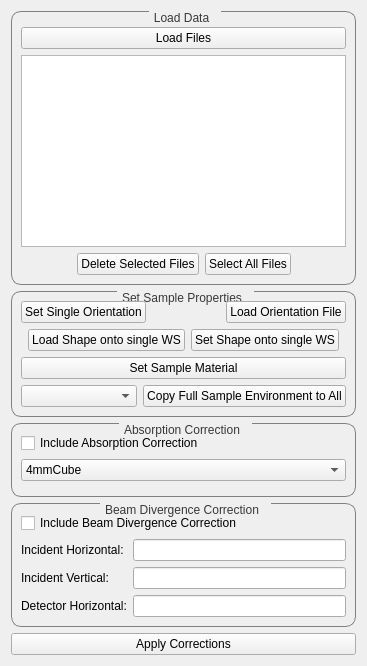
Before: the Qt Designer form qt/python/mantidqtinterfaces/mantidqtinterfaces/Engineering/gui/engineering_diffraction/tabs/correction/correction_tab.ui in mantidproject/mantid, drawn with Qt 5.
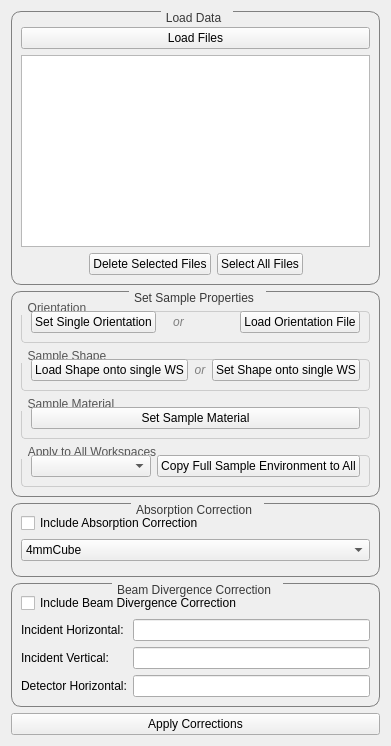
After: the same form once the commit is applied. Custom widgets are drawn as their Qt base class.

Commit message: update correction table

The edit to the form file:
```diff
--- a/qt/python/mantidqtinterfaces/mantidqtinterfaces/Engineering/gui/engineering_diffraction/tabs/correction/correction_tab.ui
+++ b/qt/python/mantidqtinterfaces/mantidqtinterfaces/Engineering/gui/engineering_diffraction/tabs/correction/correction_tab.ui
@@ -94,7 +94,27 @@
   <layout class="QVBoxLayout" name="verticalLayout_sample">
    <!-- Orientation Row -->
    <item>
-    <layout class="QHBoxLayout" name="orientationLayout">
+    <widget class="QGroupBox" name="groupBox_orientation">
+     <property name="title">
+      <string>Orientation</string>
+     </property>
+ <property name="styleSheet">
+  <string notr="true">
+   QGroupBox {
+    border: 1px solid #ccc;
+    border-radius: 4px;
+    margin-top: 10px;
+   }
+   QGroupBox::title {
+    subcontrol-origin: margin;
+    subcontrol-position: top left;
+    padding: 0 5px;
+    font-weight: normal;
+    color: #555;
+   }
+  </string>
+ </property>
+     <layout class="QHBoxLayout">
      <item>
       <widget class="QPushButton" name="btn_setOrientation">
        <property name="text">
@@ -102,6 +122,19 @@
        </property>
       </widget>
      </item>
+<item>
+  <widget class="QLabel" name="label_or">
+    <property name="text">
+      <string>or</string>
+    </property>
+    <property name="alignment">
+      <set>Qt::AlignCenter</set>
+    </property>
+    <property name="styleSheet">
+      <string notr="true">color: grey; font-style: italic;</string>
+    </property>
+  </widget>
+</item>
      <item>
       <widget class="FileFinderWidget" name="finder_orientation_file" native="true"/>
      </item>
@@ -113,18 +146,32 @@
       </widget>
      </item>
     </layout>
+    </widget>
    </item>
 
-   <!-- Shape Buttons Row -->
+   <!-- Sample Shape Section -->
    <item>
-    <layout class="QHBoxLayout" name="shapeLayout">
-     <item>
-      <spacer name="spacer_shape_left">
-       <property name="orientation">
-        <enum>Qt::Horizontal</enum>
-       </property>
-      </spacer>
-     </item>
+    <widget class="QGroupBox" name="groupBox_shape">
+     <property name="title">
+      <string>Sample Shape</string>
+     </property>
+ <property name="styleSheet">
+  <string notr="true">
+   QGroupBox {
+    border: 1px solid #ccc;
+    border-radius: 4px;
+    margin-top: 10px;
+   }
+   QGroupBox::title {
+    subcontrol-origin: margin;
+    subcontrol-position: top left;
+    padding: 0 5px;
+    font-weight: normal;
+    color: #555;
+   }
+  </string>
+ </property>
+     <layout class="QHBoxLayout">
      <item>
       <widget class="QPushButton" name="btn_loadSampleShape">
        <property name="text">
@@ -132,6 +179,19 @@
        </property>
       </widget>
      </item>
+<item>
+  <widget class="QLabel" name="label_or">
+    <property name="text">
+      <string>or</string>
+    </property>
+    <property name="alignment">
+      <set>Qt::AlignCenter</set>
+    </property>
+    <property name="styleSheet">
+      <string notr="true">color: grey; font-style: italic;</string>
+    </property>
+  </widget>
+</item>
      <item>
       <widget class="QPushButton" name="btn_setSampleShape">
        <property name="text">
@@ -139,17 +199,33 @@
        </property>
       </widget>
      </item>
-     <item>
-      <spacer name="spacer_shape_right">
-       <property name="orientation">
-        <enum>Qt::Horizontal</enum>
-       </property>
-      </spacer>
-     </item>
-    </layout>
+     </layout>
+    </widget>
    </item>
 
-   <!-- Material Buttons Row -->
+   <!-- Sample Material Section -->
+   <item>
+    <widget class="QGroupBox" name="groupBox_material">
+     <property name="title">
+      <string>Sample Material</string>
+     </property>
+ <property name="styleSheet">
+  <string notr="true">
+   QGroupBox {
+    border: 1px solid #ccc;
+    border-radius: 4px;
+    margin-top: 10px;
+   }
+   QGroupBox::title {
+    subcontrol-origin: margin;
+    subcontrol-position: top left;
+    padding: 0 5px;
+    font-weight: normal;
+    color: #555;
+   }
+  </string>
+ </property>
+     <layout class="QVBoxLayout">
    <item>
     <widget class="QPushButton" name="btn_setSampleMaterial">
      <property name="text">
@@ -157,8 +233,33 @@
      </property>
     </widget>
    </item>
+     </layout>
+    </widget>
+   </item>
+
+   <!-- Apply to All Section -->
    <item>
-    <layout class="QHBoxLayout" name="transferSampleLayout">
+    <widget class="QGroupBox" name="groupBox_applyAll">
+     <property name="title">
+      <string>Apply to All Workspaces</string>
+     </property>
+ <property name="styleSheet">
+  <string notr="true">
+   QGroupBox {
+    border: 1px solid #ccc;
+    border-radius: 4px;
+    margin-top: 10px;
+   }
+   QGroupBox::title {
+    subcontrol-origin: margin;
+    subcontrol-position: top left;
+    padding: 0 5px;
+    font-weight: normal;
+    color: #555;
+   }
+  </string>
+ </property>
+     <layout class="QHBoxLayout">
      <item>
     <widget class="QComboBox" name="combo_workspaceList"/>
    </item>
@@ -170,7 +271,9 @@
     </widget>
    </item>
     </layout>
+    </widget>
    </item>
+
   </layout>
  </widget>
 </item>
```
Left out of the diff: 2 changed lines with no effect on the pictures. Lines whose indentation alone changed are shown as unchanged. The commit also changes 3 other files.
